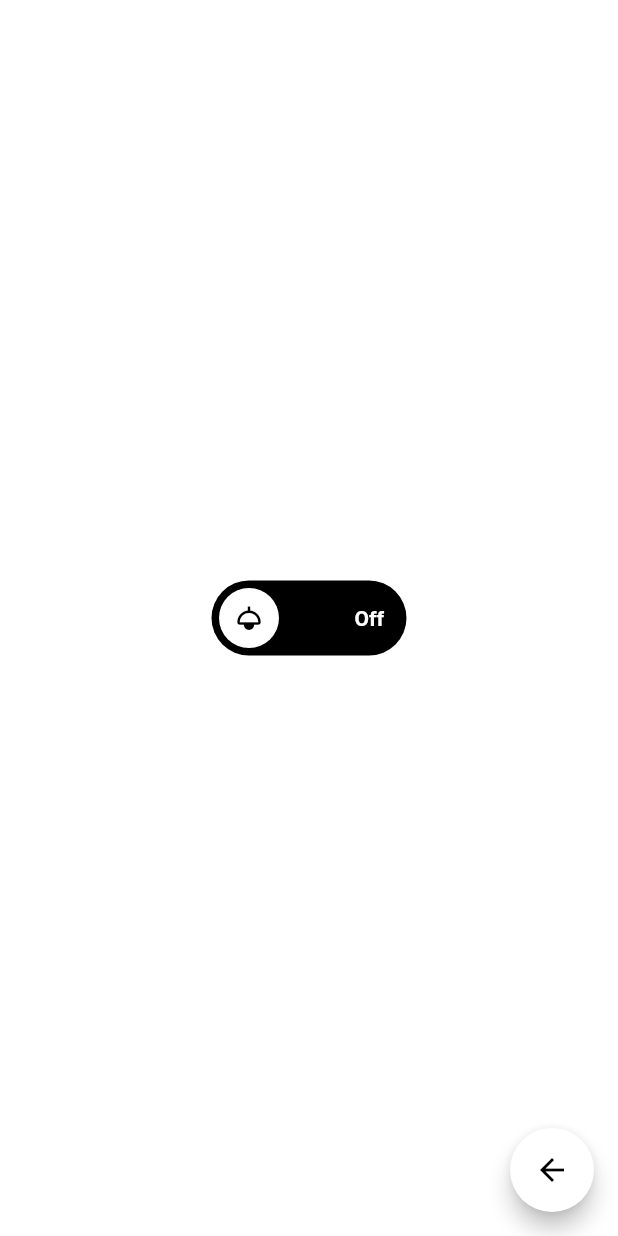
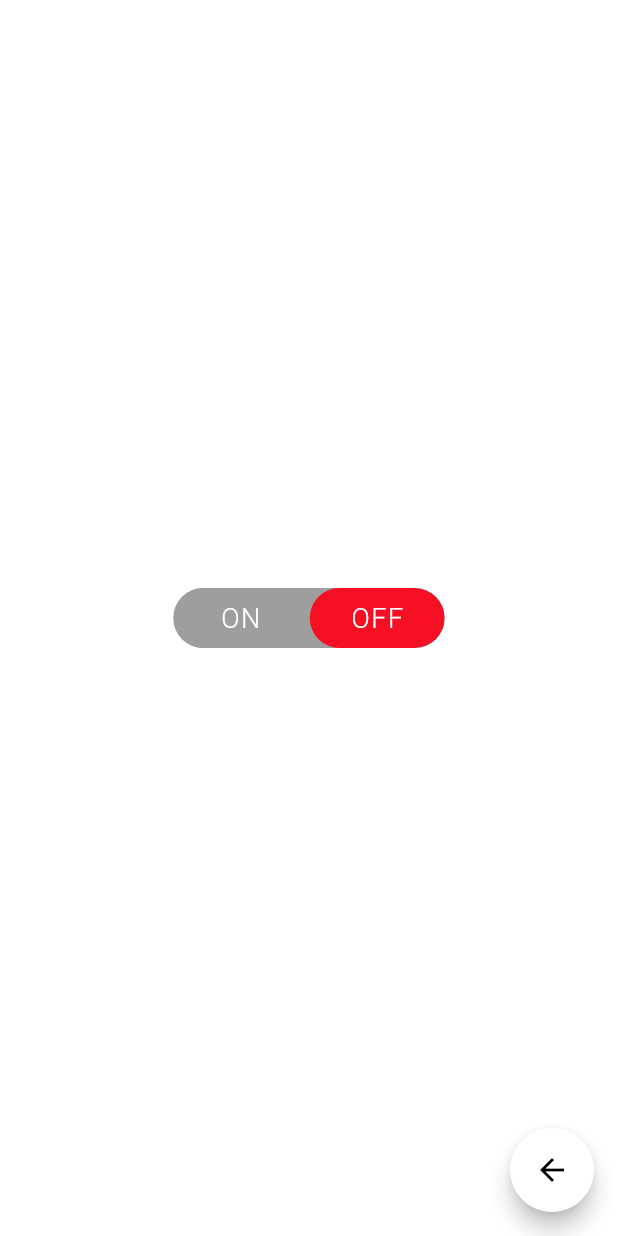
Before and after one commit to Pranav2918/FlutterDesigns, a Flutter app: the CustomToggle screen opened directly, on a phone screen of 412 x 824 dp. Run offline on Flutter 3.47's test engine with Material 2 defaults, Android fonts, the light colour scheme and no system bars; drawn by our look-alikes of lite_rolling_switch, toggle_switch; our stand-ins replace carousel_slider, font_awesome_flutter; network calls fail.

Commit message:
Added custom toggles

```diff
--- a/lib/Screens/CustomWidgets/toggleSwitch.dart
+++ b/lib/Screens/CustomWidgets/toggleSwitch.dart
@@ -1,5 +1,5 @@
 import 'package:flutter/material.dart';
-import 'package:lite_rolling_switch/lite_rolling_switch.dart';
+import 'package:toggle_switch/toggle_switch.dart';
 
 class CustomToggle extends StatefulWidget {
   @override
@@ -7,27 +7,40 @@ class CustomToggle extends StatefulWidget {
 }
 
 class _CustomToggleState extends State<CustomToggle> {
-  bool mode = false;
   @override
   Widget build(BuildContext context) {
     return Scaffold(
-      backgroundColor: mode ? Colors.black : Colors.white,
+      backgroundColor: Colors.white,
       body: Container(
         child: Center(
-            child: LiteRollingSwitch(
-          colorOff: Colors.black,
-          colorOn: Colors.grey,
-          iconOn: Icons.lightbulb_sharp,
-          iconOff: Icons.light,
-          textOn: 'On',
-          textOff: 'Off',
-          onTap: () {
-            setState(() {
-              mode = !mode;
-            });
-          },
-          animationDuration: Duration(milliseconds: 200),
-        )),
+          child: ToggleSwitch(
+            minWidth: 90.0,
+            cornerRadius: 20.0,
+            activeBgColors: [
+              [Color.fromRGBO(0, 204, 24, 0.9)],
+              [Color.fromRGBO(255, 0, 21, 0.9)]
+            ],
+            activeFgColor: Colors.white,
+            inactiveBgColor: Colors.grey,
+            inactiveFgColor: Colors.white,
+            initialLabelIndex: 1,
+            customTextStyles: [
+              TextStyle(
+                  letterSpacing: 1.0,
+                  fontSize: 18,
+                  fontWeight: FontWeight.w300,
+                  color: Colors.white),
+              TextStyle(
+                  letterSpacing: 1.0,
+                  fontSize: 18,
+                  fontWeight: FontWeight.w300,
+                  color: Colors.white)
+            ],
+            totalSwitches: 2,
+            labels: ['ON', 'OFF'],
+            radiusStyle: true,
+          ),
+        ),
       ),
       floatingActionButton: FloatingActionButton(
         backgroundColor: Colors.white,
--- a/pubspec.yaml
+++ b/pubspec.yaml
@@ -14,7 +14,8 @@ dependencies:
   cached_network_image: ^3.0.0
   carousel_slider: ^4.0.0
   cupertino_icons: ^1.0.2
-  lite_rolling_switch: ^0.1.1
+  font_awesome_flutter: ^9.1.0
+  toggle_switch: ^1.2.0
 
 dev_dependencies:
   flutter_test:
```
Also changed, not shown: lib/Screens/CustomWidgets/Widgets.dart (+57 -3 lines), lib/Screens/CustomWidgets/animated_profile.dart (+29 -12 lines), lib/Screens/CustomWidgets/animatedtoggle.dart (added, +43 -0 lines), lib/Screens/CustomWidgets/socialswitches.dart (added, +60 -0 lines), pubspec.lock.
